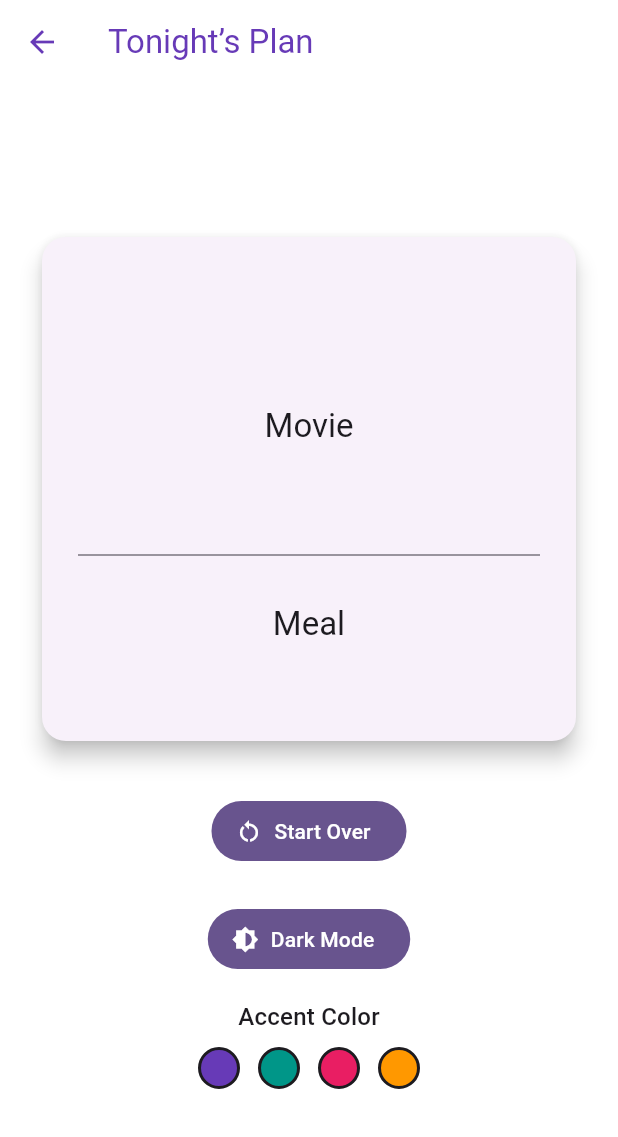
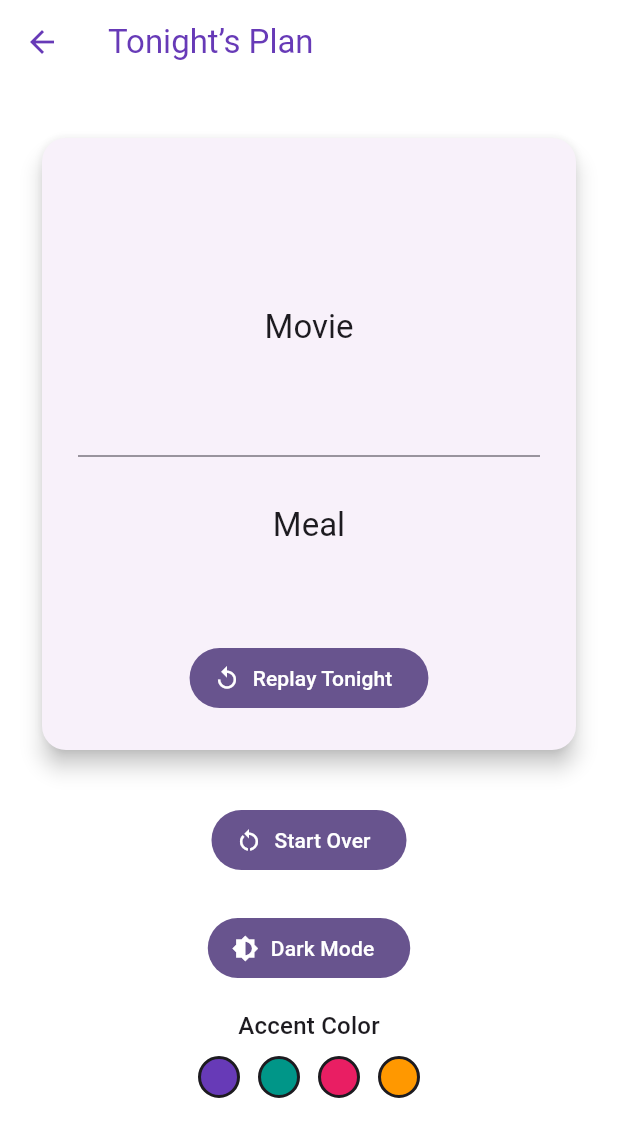
Before and after one commit to CharlesDdev/dinner_and_a_movie, a Flutter app: the ResultScreen screen opened directly with empty values, on a phone screen of 412 x 824 dp. Shown: the top 1137 px of the screen. Run offline on Flutter 3.47's test engine with Material 3 defaults, Android fonts, the light colour scheme and no system bars; our stand-ins replace shared_preferences; accounts and stored records are empty.

Commit message:
feat: Add theme toggle and accent color swatches to ResultScreen
- Implemented dark/light mode toggle button using ThemeManager
- Added accent color selection buttons with visual feedback
- Refactored ResultScreen layout for better spacing and visual clarity
- Confirmed UI works as expected in Chrome; partial setup for iOS preview

```diff
--- a/lib/main.dart
+++ b/lib/main.dart
@@ -1,9 +1,9 @@
 import 'package:flutter/material.dart';
 import 'package:provider/provider.dart';
 import 'package:shared_preferences/shared_preferences.dart';
+
 import 'suggestions.dart';
 import 'theme/theme_manager.dart';
-import 'widgets/last_pick_card.dart';
 import 'package:dinner_and_a_movie/widgets/result_screen.dart';
 
 void main() {
--- a/lib/widgets/result_screen.dart
+++ b/lib/widgets/result_screen.dart
@@ -20,61 +20,22 @@ class ResultScreen extends StatelessWidget {
 
     return Scaffold(
       appBar: AppBar(title: const Text("Tonight’s Plan")),
-      body: LayoutBuilder(
-        builder: (context, constraints) {
-          return SingleChildScrollView(
-            child: ConstrainedBox(
-              constraints: BoxConstraints(minHeight: constraints.maxHeight),
-              child: IntrinsicHeight(
+      body: SafeArea(
+        child: SingleChildScrollView(
           child: Padding(
             padding: const EdgeInsets.symmetric(horizontal: 24.0, vertical: 32),
             child: Column(
-                    mainAxisAlignment: MainAxisAlignment.center,
               children: [
-                      _buildResultCard(context),
+                LastPickCard(
+                  icon: icon,
+                  movie: movie,
+                  meal: meal,
+                ),
                 const SizedBox(height: 32),
                 _buildButtons(context),
               ],
             ),
           ),
-              ),
-            ),
-          );
-        },
-      ),
-    );
-  }
-
-  Widget _buildResultCard(BuildContext context) {
-    final theme = Theme.of(context);
-    return Card(
-      elevation: 6,
-      shape: RoundedRectangleBorder(borderRadius: BorderRadius.circular(16)),
-      child: Padding(
-        padding: const EdgeInsets.all(24.0),
-        child: Column(
-          mainAxisSize: MainAxisSize.min,
-          children: [
-            Icon(icon, size: 64, color: theme.colorScheme.primary),
-            const SizedBox(height: 24),
-            Text('Movie', style: theme.textTheme.titleLarge),
-            const SizedBox(height: 8),
-            Text(
-              movie,
-              style: theme.textTheme.headlineSmall?.copyWith(fontWeight: FontWeight.bold),
-              textAlign: TextAlign.center,
-            ),
-            const SizedBox(height: 24),
-            Divider(color: theme.dividerColor),
-            const SizedBox(height: 24),
-            Text('Meal', style: theme.textTheme.titleLarge),
-            const SizedBox(height: 8),
-            Text(
-              meal,
-              style: theme.textTheme.headlineSmall?.copyWith(fontWeight: FontWeight.bold),
-              textAlign: TextAlign.center,
-            ),
-          ],
         ),
       ),
     );
@@ -136,3 +97,62 @@ class ResultScreen extends StatelessWidget {
     );
   }
 }
+
+class LastPickCard extends StatelessWidget {
+  final IconData icon;
+  final String movie;
+  final String meal;
+
+  const LastPickCard({
+    super.key,
+    required this.icon,
+    required this.movie,
+    required this.meal,
+  });
+
+  @override
+  Widget build(BuildContext context) {
+    final theme = Theme.of(context);
+    final accentColor = theme.colorScheme.primary;
+
+    return Card(
+      elevation: 6,
+      shape: RoundedRectangleBorder(borderRadius: BorderRadius.circular(16)),
+      child: Padding(
+        padding: const EdgeInsets.all(24.0),
+        child: Column(
+          mainAxisSize: MainAxisSize.min,
+          children: [
+            Icon(icon, size: 64, color: accentColor),
+            const SizedBox(height: 24),
+            Text('Movie', style: theme.textTheme.titleLarge),
+            const SizedBox(height: 8),
+            Text(
+              movie,
+              style: theme.textTheme.headlineSmall?.copyWith(fontWeight: FontWeight.bold),
+              textAlign: TextAlign.center,
+            ),
+            const SizedBox(height: 24),
+            Divider(color: theme.dividerColor),
+            const SizedBox(height: 24),
+            Text('Meal', style: theme.textTheme.titleLarge),
+            const SizedBox(height: 8),
+            Text(
+              meal,
+              style: theme.textTheme.headlineSmall?.copyWith(fontWeight: FontWeight.bold),
+              textAlign: TextAlign.center,
+            ),
+            const SizedBox(height: 24),
+            FilledButton.icon(
+              icon: const Icon(Icons.replay),
+              label: const Text("Replay Tonight"),
+              onPressed: () {
+                // Add functionality for replaying tonight's plan
+              },
+            ),
+          ],
+        ),
+      ),
+    );
+  }
+}
```
Also changed, not shown: 3 other files. Lines whose indentation alone changed are shown as unchanged.
